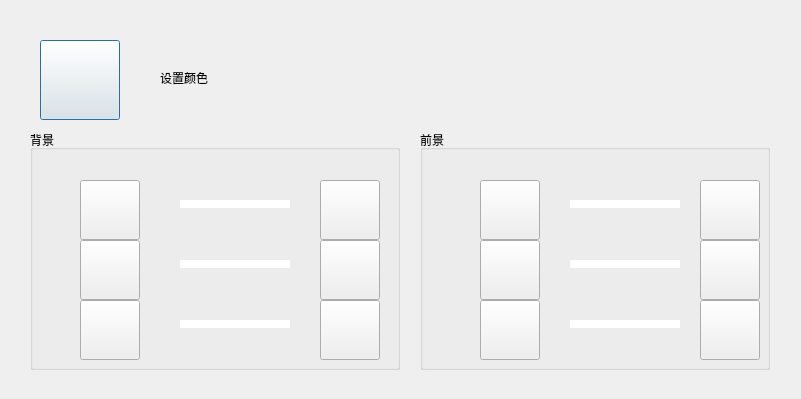
Qt form src/XMusic/colordlg.ui (1028417/XMusic) before a commit.
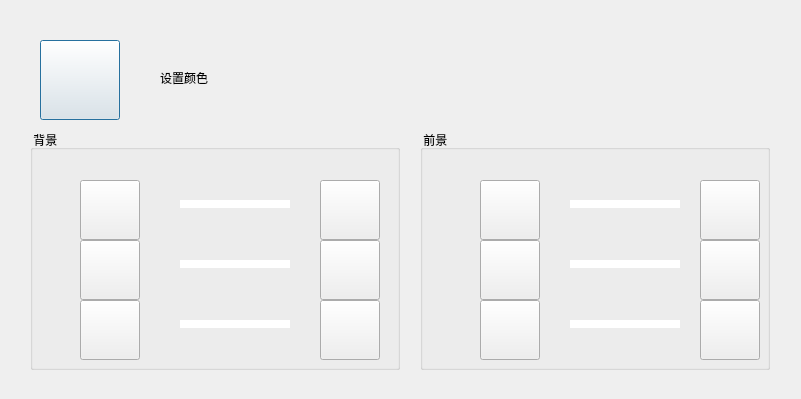
The same form after that commit. Icons and pictures are not drawn. Custom widgets are drawn as their Qt base class.

Patch:
```diff
--- a/src/XMusic/colordlg.ui
+++ b/src/XMusic/colordlg.ui
@@ -64,7 +64,7 @@
     </rect>
    </property>
    <property name="title">
-    <string>背景</string>
+    <string> 背景</string>
    </property>
    <widget class="CColorBar" name="barBkgRed" native="true">
     <property name="geometry">
@@ -320,7 +320,7 @@
     </rect>
    </property>
    <property name="title">
-    <string>前景</string>
+    <string> 前景</string>
    </property>
    <widget class="CColorBar" name="barFontBlue" native="true">
     <property name="geometry">
```
